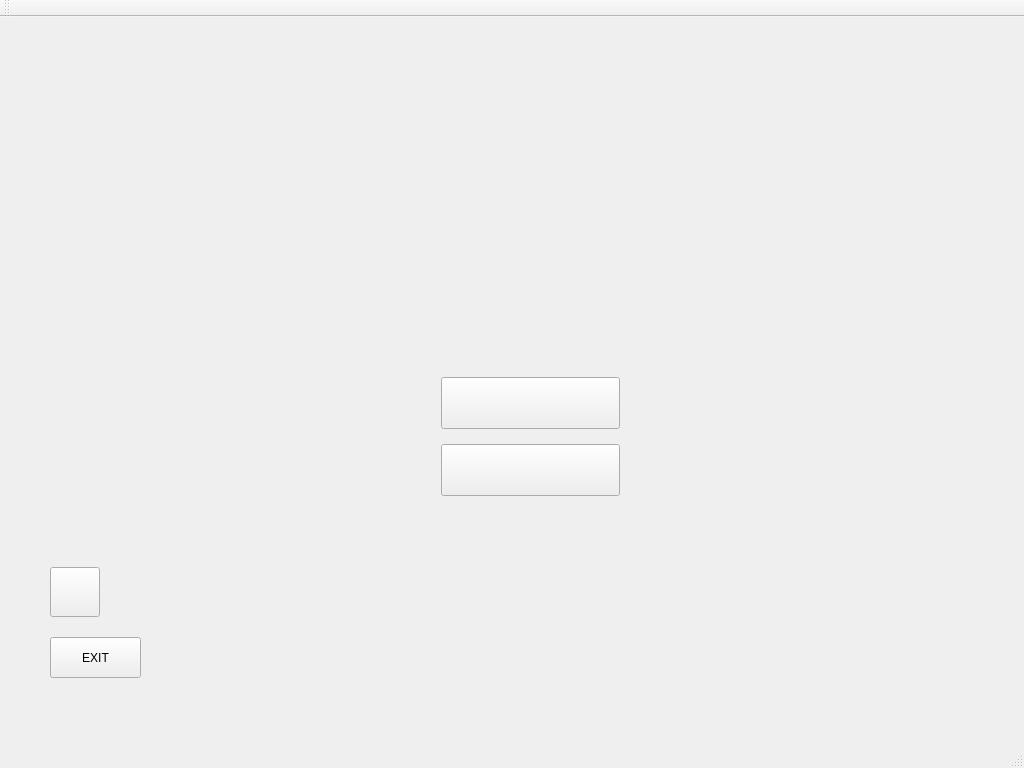
This is App/mainwindow.ui in JoDaniel1412/Scrabble as Qt 5 draws it before an edit. The edited form follows.
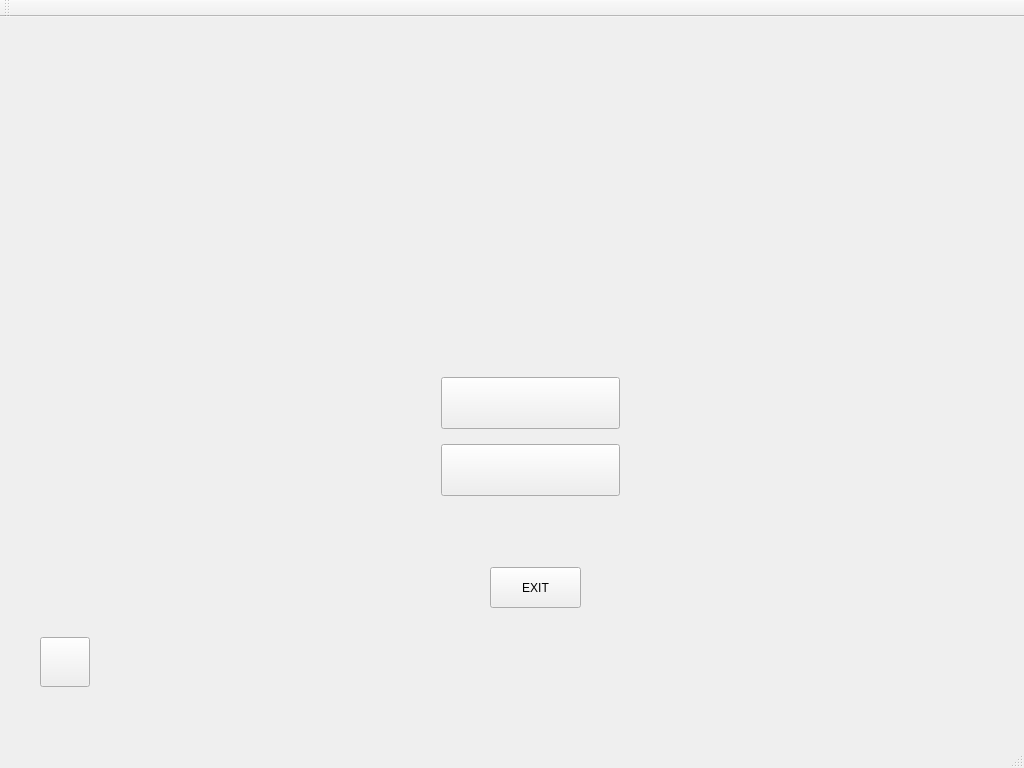
This is the edited form. Icons and pictures are not drawn.

Commit message: Fixed widget positions on ui

```diff
--- a/App/mainwindow.ui
+++ b/App/mainwindow.ui
@@ -82,8 +82,8 @@
    <widget class="QPushButton" name="propertiesBtn">
     <property name="geometry">
      <rect>
-      <x>50</x>
-      <y>550</y>
+      <x>40</x>
+      <y>620</y>
       <width>50</width>
       <height>50</height>
      </rect>
@@ -103,8 +103,8 @@
    <widget class="QPushButton" name="exitBtn">
     <property name="geometry">
      <rect>
-      <x>50</x>
-      <y>620</y>
+      <x>490</x>
+      <y>550</y>
       <width>91</width>
       <height>41</height>
      </rect>
```
The commit also changes 4 other files.
